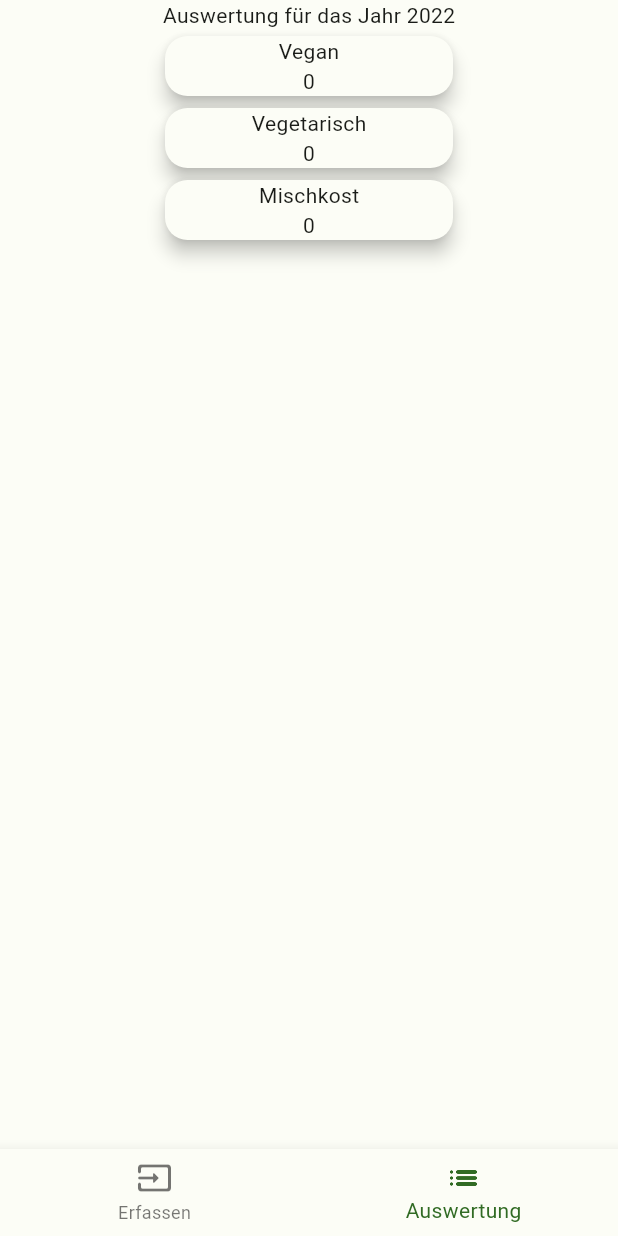
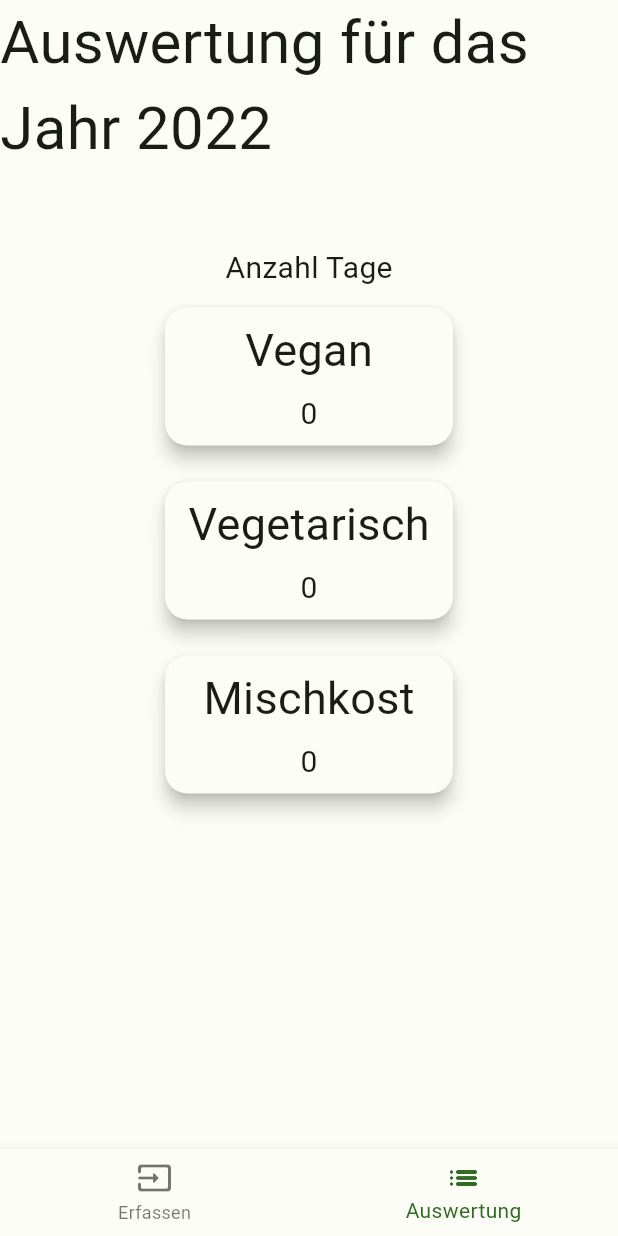
Before and after one commit to technobasi/food_kind_tracker, a Flutter app: the screen it shows after launch, item 2 of the bottom bar chosen, on a phone screen of 412 x 824 dp. Run offline on Flutter 3.47's test engine with Material 2 defaults, Android fonts, the phone set to English and light mode, and no system bars; our stand-ins replace hive, hive_flutter; accounts and stored records are empty.

Commit message:
changed layout of result page

```diff
--- a/lib/widgets/ResultWidget.dart
+++ b/lib/widgets/ResultWidget.dart
@@ -14,7 +14,17 @@ class ResultWidget extends StatelessWidget {
     List meals = dates.map((e) => mealBox.get(e)).where((element) => element != null).toList();
     return Column(
       children: [
-        Text("Auswertung für das Jahr ${DateTime.now().year}"),
+        Padding(
+          padding: const EdgeInsets.fromLTRB(0, 0, 0, 50),
+          child: Text("Auswertung für das Jahr ${DateTime.now().year}",
+          style: const TextStyle(
+            fontSize: 40
+          ),),
+        ),
+        Text("Anzahl Tage",
+          style: const TextStyle(
+              fontSize: 20
+          )),
         MealSumCard(meals: meals, title: "Vegan", mealType: MealType.VEGAN,),
         MealSumCard(meals: meals, title: "Vegetarisch", mealType: MealType.VEGGIE,),
         MealSumCard(meals: meals, title: "Mischkost", mealType: MealType.OMNI,)
@@ -53,18 +63,25 @@ class MealSumCard extends StatelessWidget {
   @override
   Widget build(BuildContext context) {
     var sumOfType = meals.where((element) => MealType.values.byName(element) == mealType).length;
-    return Container(
+    return Padding(
+      padding: const EdgeInsets.all(8.0),
+      child: Container(
         width: 200,
+        height: 100,
         child: Card(
           shape: RoundedRectangleBorder(
             borderRadius: BorderRadius.circular(15.0),
           ),
           elevation: 5,
           child: Column(
+            mainAxisAlignment: MainAxisAlignment.spaceEvenly,
             children: [
-            Text("$title"),
-            Text("$sumOfType")
+              Text("$title",
+              style: const TextStyle(fontSize: 30)),
+              Text("$sumOfType",
+                  style: const TextStyle(fontSize: 20))
             ],
+          ),
         ),
       ),
     );
```
Lines whose indentation alone changed are shown as unchanged.
